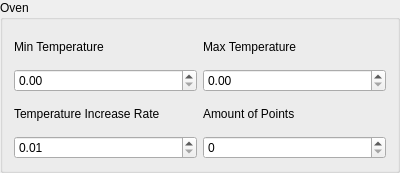
Before: the Qt Designer form components/Oven/conf.ui in FranciscoGauna/Microscopy-Program, drawn with Qt 5.
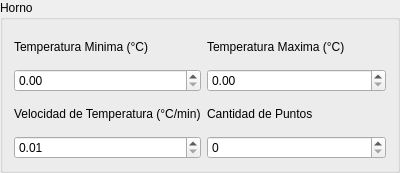
After: the same form once the commit is applied.

Patch:
```diff
--- a/components/Oven/conf.ui
+++ b/components/Oven/conf.ui
@@ -14,20 +14,20 @@
    <string>GroupBox</string>
   </property>
   <property name="title">
-   <string>Oven</string>
+   <string>Horno</string>
   </property>
   <layout class="QGridLayout" name="gridLayout">
    <item row="1" column="1">
     <widget class="QLabel" name="max_temp_lb">
      <property name="text">
-      <string>Max Temperature</string>
+      <string>Temperatura Maxima (°C)</string>
      </property>
     </widget>
    </item>
    <item row="3" column="0">
     <widget class="QLabel" name="rate_temp_lb">
      <property name="text">
-      <string>Temperature Increase Rate</string>
+      <string>Velocidad de Temperatura (°C/min)</string>
      </property>
     </widget>
    </item>
@@ -41,7 +41,7 @@
    <item row="3" column="1">
     <widget class="QLabel" name="amount_temp_lb">
      <property name="text">
-      <string>Amount of Points</string>
+      <string>Cantidad de Puntos</string>
      </property>
     </widget>
    </item>
@@ -68,7 +68,7 @@
    <item row="1" column="0">
     <widget class="QLabel" name="min_temp_lb">
      <property name="text">
-      <string>Min Temperature</string>
+      <string>Temperatura Minima (°C)</string>
      </property>
     </widget>
    </item>
```
